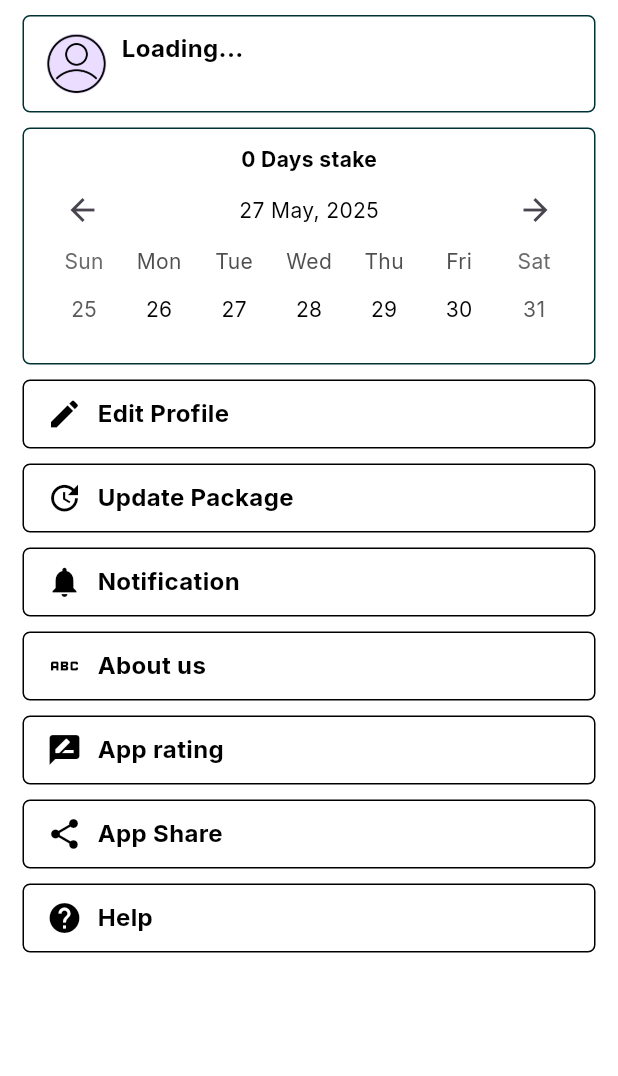
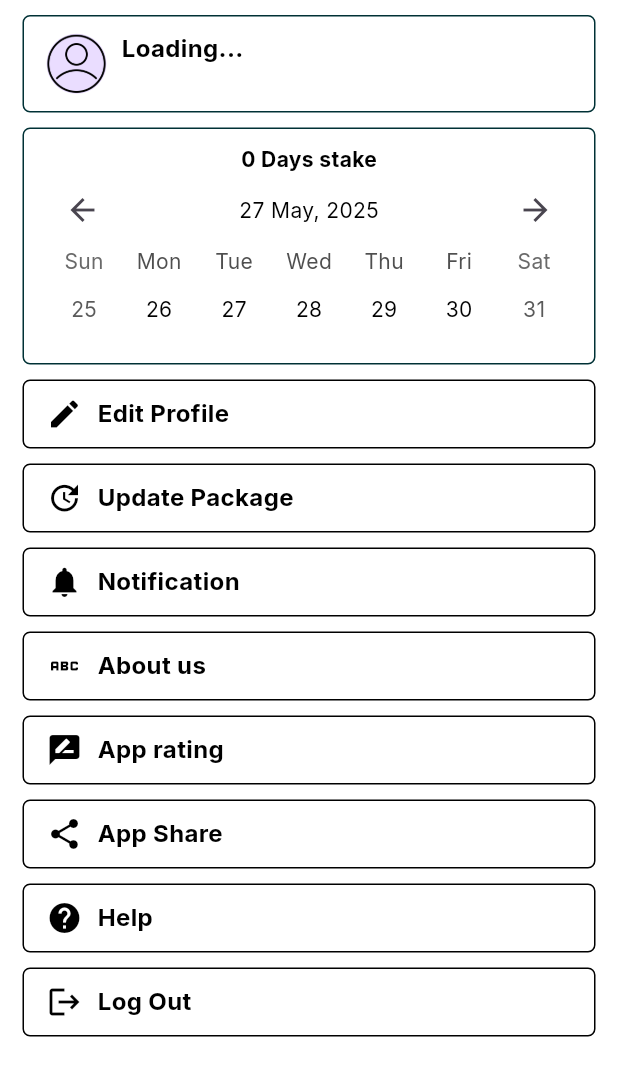
Before and after one commit to Shahabuddin1122/job-ostad, a Flutter app: the Profile screen opened directly, after a tap on the "arrow forward" icon, on a phone screen of 412 x 824 dp. Shown: the top 1076 px of the screen. Run offline on Flutter 3.47's test engine with Material 3 defaults, Android fonts, the phone set to English and light mode, and no system bars; drawn by our look-alikes of table_calendar; our stand-ins replace carousel_slider, fl_chart, flutter_svg, google_fonts, lottie, shared_preferences and 1 more; missing offline and left inert: syncfusion_flutter_pdfviewer; accounts and stored records are empty; network calls fail; project files that could hold a hidden picture were left out.

Commit message:
update profile page

```diff
--- a/job_ostad/lib/screens/overview.dart
+++ b/job_ostad/lib/screens/overview.dart
@@ -20,6 +20,12 @@ class Overview extends StatelessWidget {
               date: "May 20, 2025",
               time: "10: 30 AM",
             ),
+            Notificationwidget(
+              title: "Exam Reminder",
+              description: 'Your Math Final Exam starts tomorrow at 10:00 AM.',
+              date: "May 20, 2025",
+              time: "10: 30 AM",
+            ),
           ],
         ),
       ),
--- a/job_ostad/lib/screens/profile.dart
+++ b/job_ostad/lib/screens/profile.dart
@@ -1,6 +1,7 @@
 import 'dart:convert';
 import 'package:flutter/material.dart';
 import 'package:intl/intl.dart';
+import 'package:shared_preferences/shared_preferences.dart';
 import 'package:table_calendar/table_calendar.dart';
 
 import 'package:job_ostad/utils/api_settings.dart';
@@ -38,6 +39,7 @@ class _ProfileState extends State<Profile> {
     final apiSettings = ApiSettings(endPoint: 'user/get-user-stat');
     try {
       final response = await apiSettings.getMethod();
+
       if (response.statusCode == 200) {
         final data = jsonDecode(response.body) as Map<String, dynamic>;
         final message = data['message'];
@@ -45,7 +47,8 @@ class _ProfileState extends State<Profile> {
 
         final parsed =
             rawTimes
-                .map((e) => DateTime.parse(e).toLocal())
+                .where((e) => e != null)
+                .map((e) => DateTime.parse(e as String).toLocal())
                 .map((d) => DateTime(d.year, d.month, d.day))
                 .toSet();
 
@@ -60,6 +63,12 @@ class _ProfileState extends State<Profile> {
     } catch (e) {
       debugPrint('Error fetching user stat: $e');
     }
+  }
+
+  void logOut() async {
+    SharedPreferences prefs = await SharedPreferences.getInstance();
+    prefs.remove('token');
+    Navigator.pushReplacementNamed(context, '/sign-in');
   }
 
   @override
@@ -233,10 +242,17 @@ class _ProfileState extends State<Profile> {
       {'icon': Icons.rate_review, 'text': 'App rating'},
       {'icon': Icons.share, 'text': 'App Share'},
       {'icon': Icons.help, 'text': 'Help'},
+      {'icon': Icons.logout, 'text': 'Log Out', 'function': logOut},
     ];
 
     return items.map((item) {
-      return Container(
+      return GestureDetector(
+        onTap: () {
+          if (item['text'] == 'Log Out') {
+            logOut();
+          }
+        },
+        child: Container(
           margin: const EdgeInsets.only(bottom: 10),
           padding: Theme.of(context).insideCardPadding,
           decoration: BoxDecoration(
@@ -257,6 +273,7 @@ class _ProfileState extends State<Profile> {
               ),
             ],
           ),
+        ),
       );
     }).toList();
   }
```
Also changed, not shown: 2 other files. Lines whose indentation alone changed are shown as unchanged.
